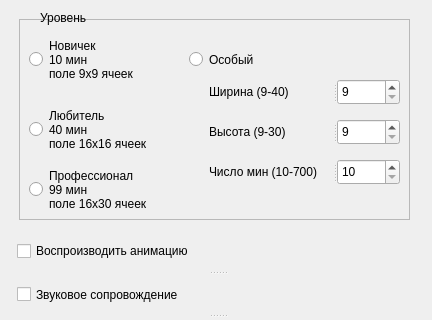
Before: the Qt Designer form _qt/_qt_designer/_params_window.ui in Ensin1031/QtMineSweeper, drawn with Qt 5; both pictures show x 0 to 432 and y 0 to 320 of the 432 by 572 pixel window.
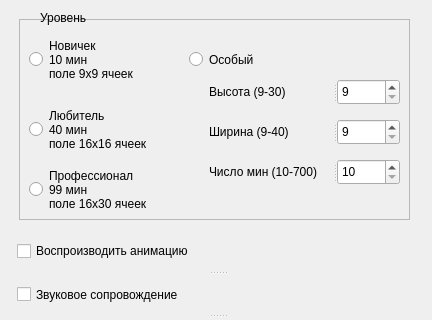
After: the same form once the commit is applied.

```diff
--- a/_qt/_qt_designer/_params_window.ui
+++ b/_qt/_qt_designer/_params_window.ui
@@ -202,7 +202,7 @@
     </property>
     <widget class="QLabel" name="labelHeight">
      <property name="text">
-      <string>Ширина (9-40)    </string>
+      <string>Высота (9-30)      </string>
      </property>
     </widget>
     <widget class="QSpinBox" name="spinBoxHeight">
@@ -258,7 +258,7 @@
     </property>
     <widget class="QLabel" name="labelWidth">
      <property name="text">
-      <string>Высота (9-30)      </string>
+      <string>Ширина (9-40)    </string>
      </property>
     </widget>
     <widget class="QSpinBox" name="spinBoxWidth">
```
Left out of the diff: 4 changed lines with no effect on the pictures.
